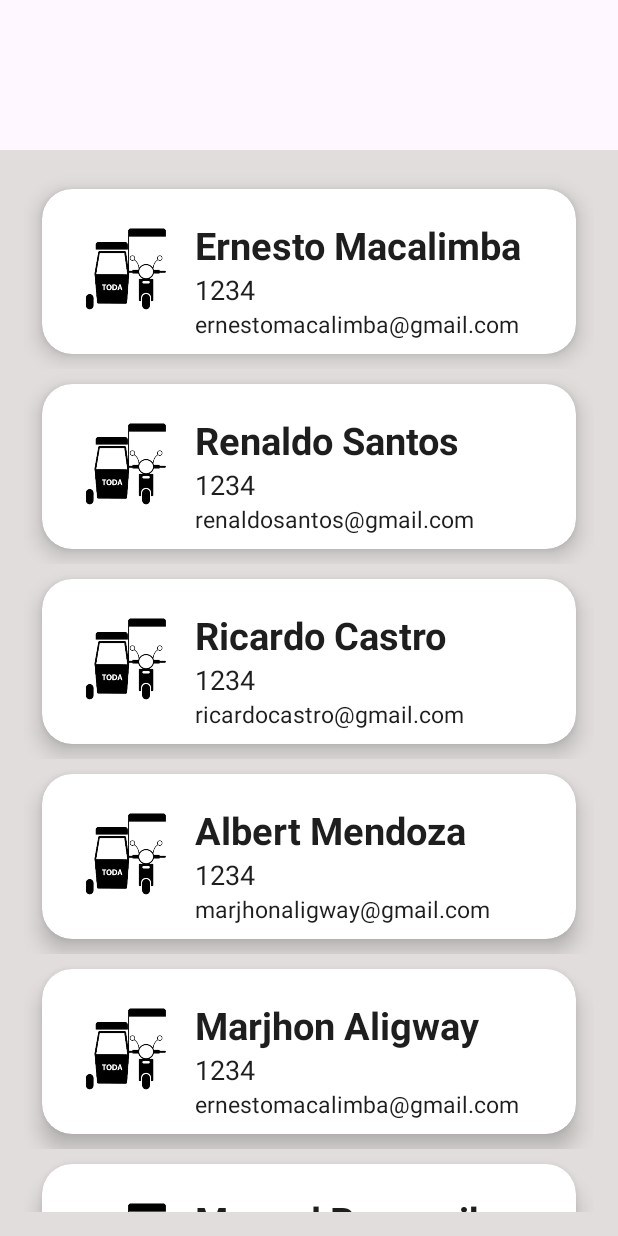
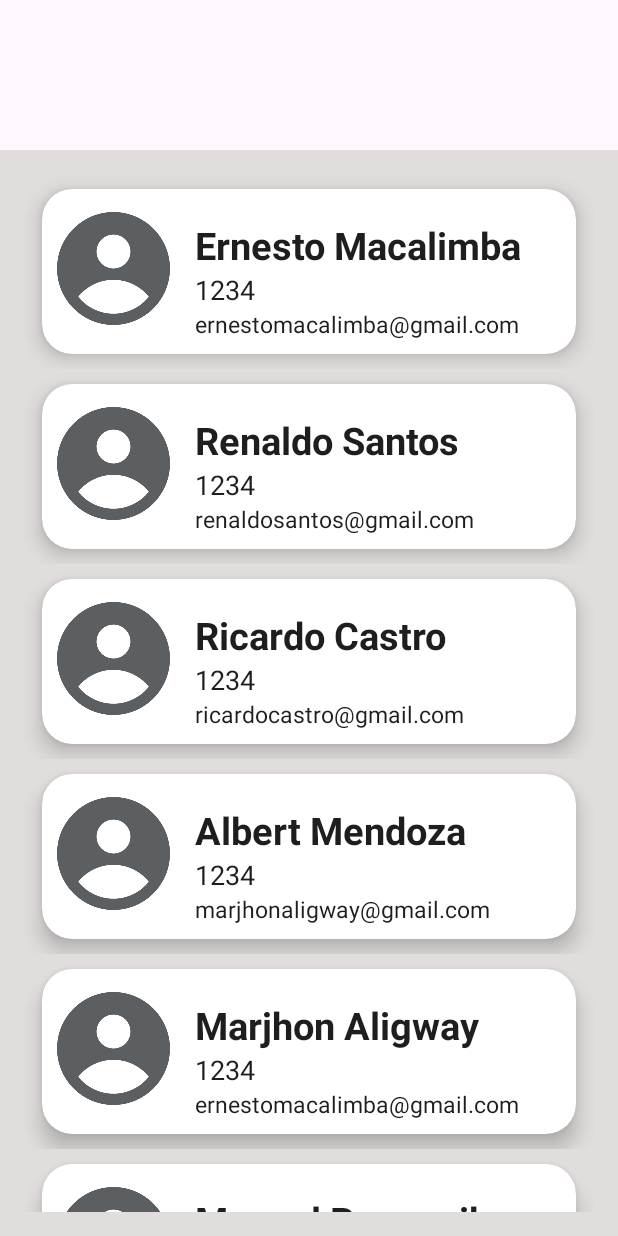
Before and after one commit to apathy1995/ParaFare, an Android app: the fragment DriversInfoFragment shown on its own in the app's theme, on a phone screen of 412 x 824 dp. Run offline under Robolectric (Android 15) with nearby library versions, the phone set to English and light mode, and no system bars.

Commit message:
ParaFare_hakdog_burger

```diff
--- a/app/build.gradle.kts
+++ b/app/build.gradle.kts
@@ -38,6 +38,7 @@ dependencies {
     implementation(libs.firebase.auth)
     implementation(libs.navigation.fragment)
     implementation(libs.navigation.ui)
+    implementation(libs.firebase.database)
     testImplementation(libs.junit)
     androidTestImplementation(libs.ext.junit)
     androidTestImplementation(libs.espresso.core)
--- a/app/src/main/AndroidManifest.xml
+++ b/app/src/main/AndroidManifest.xml
@@ -12,6 +12,9 @@
         android:supportsRtl="true"
         android:theme="@style/Theme.LoginTricyfare"
         tools:targetApi="31">
+        <activity
+            android:name=".HomeActivity"
+            android:exported="false" />
         <activity
             android:name=".DriversInfoActivity"
             android:exported="false" />
--- a/app/src/main/java/com/example/logintricyfare/DriversInfoFragment.java
+++ b/app/src/main/java/com/example/logintricyfare/DriversInfoFragment.java
@@ -51,16 +51,16 @@ public class DriversInfoFragment extends Fragment {
 
         fragmentManager = getActivity().getSupportFragmentManager();
 
-        mListDrivers.add(new DriversInformation("Ernesto Macalimba",R.drawable.tricycle_icon,"ernestomacalimba@gmail.com","1234"));
-        mListDrivers.add(new DriversInformation("Renaldo Santos",R.drawable.tricycle_icon,"renaldosantos@gmail.com","1234"));
-        mListDrivers.add(new DriversInformation("Ricardo Castro",R.drawable.tricycle_icon,"ricardocastro@gmail.com","1234"));
-        mListDrivers.add(new DriversInformation("Albert Mendoza",R.drawable.tricycle_icon,"marjhonaligway@gmail.com","1234"));
-        mListDrivers.add(new DriversInformation("Marjhon Aligway",R.drawable.tricycle_icon,"ernestomacalimba@gmail.com","1234"));
-        mListDrivers.add(new DriversInformation("Manuel Panganiban",R.drawable.tricycle_icon,"manuelpanganiban@gmail.com","1234"));
-        mListDrivers.add(new DriversInformation("Florentino Cruz",R.drawable.tricycle_icon,"florentinocruz@gmail.com","1234"));
-        mListDrivers.add(new DriversInformation("Rufino Francisco",R.drawable.tricycle_icon,"rufinofrancisco@gmail.com","1234"));
-        mListDrivers.add(new DriversInformation("Ariel Legaspi",R.drawable.tricycle_icon,"ariellegaspi@gmail.com","1234"));
-        mListDrivers.add(new DriversInformation("Ciriaco Ramos Jr.",R.drawable.tricycle_icon,"ciriacoramos@gmail.com","1234"));
+        mListDrivers.add(new DriversInformation("Ernesto Macalimba",R.drawable.profile_bg,"ernestomacalimba@gmail.com","1234"));
+        mListDrivers.add(new DriversInformation("Renaldo Santos",R.drawable.profile_bg,"renaldosantos@gmail.com","1234"));
+        mListDrivers.add(new DriversInformation("Ricardo Castro",R.drawable.profile_bg,"ricardocastro@gmail.com","1234"));
+        mListDrivers.add(new DriversInformation("Albert Mendoza",R.drawable.profile_bg,"marjhonaligway@gmail.com","1234"));
+        mListDrivers.add(new DriversInformation("Marjhon Aligway",R.drawable.profile_bg,"ernestomacalimba@gmail.com","1234"));
+        mListDrivers.add(new DriversInformation("Manuel Panganiban",R.drawable.profile_bg,"manuelpanganiban@gmail.com","1234"));
+        mListDrivers.add(new DriversInformation("Florentino Cruz",R.drawable.profile_bg,"florentinocruz@gmail.com","1234"));
+        mListDrivers.add(new DriversInformation("Rufino Francisco",R.drawable.profile_bg,"rufinofrancisco@gmail.com","1234"));
+        mListDrivers.add(new DriversInformation("Ariel Legaspi",R.drawable.profile_bg,"ariellegaspi@gmail.com","1234"));
+        mListDrivers.add(new DriversInformation("Ciriaco Ramos Jr.",R.drawable.profile_bg,"ciriacoramos@gmail.com","1234"));
 
         mDriversRecyclerAdapter = new DriversRecyclerViewAdapter(getContext(),mListDrivers);
         mDriversRecyclerView.setLayoutManager(new GridLayoutManager(getContext(),1));
--- a/app/src/main/java/com/example/logintricyfare/DriversInformation.java
+++ b/app/src/main/java/com/example/logintricyfare/DriversInformation.java
@@ -3,7 +3,6 @@ package com.example.logintricyfare;
 public class DriversInformation {
 
     private String driversName;
-    private int tricycleIcon;
     private int driversProfile;
     private String driversEmail;
     private String driversBodyNumber;
@@ -16,13 +15,6 @@ public class DriversInformation {
         this.driversName = driversName;
     }
 
-    public int getTricycleIcon() {
-        return tricycleIcon;
-    }
-
-    public void setTricycleIcon(int tricycleIcon) {
-        this.tricycleIcon = tricycleIcon;
-    }
 
     public String getDriversEmail() {
         return driversEmail;
@@ -48,11 +40,11 @@ public class DriversInformation {
         this.driversProfile = driversProfile;
     }
 
-    public DriversInformation(String driversName, int tricycleIcon, String driversEmail, String driversBodyNumber) {
+    public DriversInformation(String driversName, int driversProfile, String driversEmail, String driversBodyNumber) {
         this.driversName = driversName;
-        this.tricycleIcon = tricycleIcon;
+        this.driversProfile = driversProfile;
         this.driversEmail = driversEmail;
         this.driversBodyNumber = driversBodyNumber;
-        this.driversProfile = driversProfile;
+
     }
 }
--- a/app/src/main/java/com/example/logintricyfare/DriversRecyclerViewAdapter.java
+++ b/app/src/main/java/com/example/logintricyfare/DriversRecyclerViewAdapter.java
@@ -44,7 +44,7 @@ public class DriversRecyclerViewAdapter extends RecyclerView.Adapter<DriversRecy
 
 
         holder.txtDriversName.setText(mDriversList.get(position).getDriversName());
-        holder.imgTricycle.setImageResource(mDriversList.get(position).getTricycleIcon());
+        holder.imgDriversProfile.setImageResource(mDriversList.get(position).getDriversProfile());
         holder.txtDriversEmail.setText(mDriversList.get(position).getDriversEmail());
         holder.txtDriversBodyNumber.setText(mDriversList.get(position).getDriversBodyNumber());
 
@@ -59,7 +59,6 @@ public class DriversRecyclerViewAdapter extends RecyclerView.Adapter<DriversRecy
     public class MyViewHolder extends RecyclerView.ViewHolder implements View.OnClickListener {
 
         private TextView txtDriversName;
-        private ImageView imgTricycle;
         private ImageView imgDriversProfile;
         private TextView txtDriversEmail;
         private TextView txtDriversBodyNumber;
@@ -70,7 +69,7 @@ public class DriversRecyclerViewAdapter extends RecyclerView.Adapter<DriversRecy
             itemView.setOnClickListener(this);
 
             txtDriversName = itemView.findViewById(R.id.driversName);
-            imgTricycle = itemView.findViewById(R.id.tricycleIcon);
+            imgDriversProfile = itemView.findViewById(R.id.driversProfile);
             txtDriversEmail= itemView.findViewById(R.id.driversEmail);
             txtDriversBodyNumber = itemView.findViewById(R.id.driver_bodynumber);
             driversMainCard = itemView.findViewById(R.id.driversMainCard);
@@ -86,9 +85,9 @@ public class DriversRecyclerViewAdapter extends RecyclerView.Adapter<DriversRecy
             Intent detailsScreenData = new Intent(mContext,DriversInfoActivity.class);
 
             detailsScreenData.putExtra("Name", driversItem.getDriversName());
-            detailsScreenData.putExtra("Drivers Email", driversItem.getDriversEmail());
-            detailsScreenData.putExtra("Drivers Body Number", driversItem.getDriversBodyNumber());
-            detailsScreenData.putExtra("Tricycle Icon", driversItem.getTricycleIcon());
+            detailsScreenData.putExtra("Email", driversItem.getDriversEmail());
+            detailsScreenData.putExtra("BodyNumber", driversItem.getDriversBodyNumber());
+            detailsScreenData.putExtra("Drivers Profile", driversItem.getDriversProfile());
 
             //detailsScreenData.setFlags(Intent.FLAG_ACTIVITY_NEW_TASK);
             mContext.startActivity(detailsScreenData);
--- a/app/src/main/res/layout/drivers_item.xml
+++ b/app/src/main/res/layout/drivers_item.xml
@@ -20,13 +20,13 @@
         app:cardElevation="8dp">
 
         <ImageView
-            android:id="@+id/tricycleIcon"
-            android:layout_width="90dp"
-            android:layout_height="90dp"
+            android:id="@+id/driversProfile"
+            android:layout_width="75dp"
+            android:layout_height="75dp"
             android:layout_marginStart="10dp"
             android:layout_marginTop="15dp"
             android:scaleType="centerCrop"
-            android:src="@drawable/tricycle_icon" />
+            android:src="@drawable/profile_bg" />
 
         <LinearLayout
             android:layout_width="match_parent"
--- a/app/src/main/res/layout/item.xml
+++ b/app/src/main/res/layout/item.xml
@@ -104,8 +104,6 @@
 
     </LinearLayout>
 
-
-
     </androidx.cardview.widget.CardView>
 
 </LinearLayout>
--- a/app/src/main/res/menu/nav_menu.xml
+++ b/app/src/main/res/menu/nav_menu.xml
@@ -5,6 +5,11 @@
     tools:showIn="navigation_view">
 
     <group>
+
+        <item
+            android:id="@+id/nav_home_"
+            android:icon="@drawable/baseline_home_24"
+            android:title="Home"/>
 
         <item
             android:id="@+id/nav_home"
--- a/gradle/libs.versions.toml
+++ b/gradle/libs.versions.toml
@@ -11,6 +11,7 @@ googleServices = "4.4.1"
 firebaseAuth = "22.3.1"
 navigationFragment = "2.7.7"
 navigationUi = "2.7.7"
+firebaseDatabase = "20.3.1"
 
 [libraries]
 junit = { group = "junit", name = "junit", version.ref = "junit" }
@@ -24,6 +25,7 @@ google-services = { group = "com.google.gms", name = "google-services", version.
 firebase-auth = { group = "com.google.firebase", name = "firebase-auth", version.ref = "firebaseAuth" }
 navigation-fragment = { group = "androidx.navigation", name = "navigation-fragment", version.ref = "navigationFragment" }
 navigation-ui = { group = "androidx.navigation", name = "navigation-ui", version.ref = "navigationUi" }
+firebase-database = { group = "com.google.firebase", name = "firebase-database", version.ref = "firebaseDatabase" }
 
 [plugins]
 androidApplication = { id = "com.android.application", version.ref = "agp" }
```
Also changed, not shown: app/src/main/java/com/example/logintricyfare/HomeActivity.java (added, +18 -0 lines), app/src/main/java/com/example/logintricyfare/HomeFragment.java (+3 -6 lines), app/src/main/java/com/example/logintricyfare/LogoutFragment.java (added, +63 -0 lines), app/src/main/java/com/example/logintricyfare/MainFrameActivity.java (+11 -0 lines), app/src/main/res/layout/activity_home.xml (added, +75 -0 lines), app/src/main/res/layout/fragment_logout.xml (added, +44 -0 lines), app/src/main/res/layout/fragment_profile.xml (+98 -10 lines).
